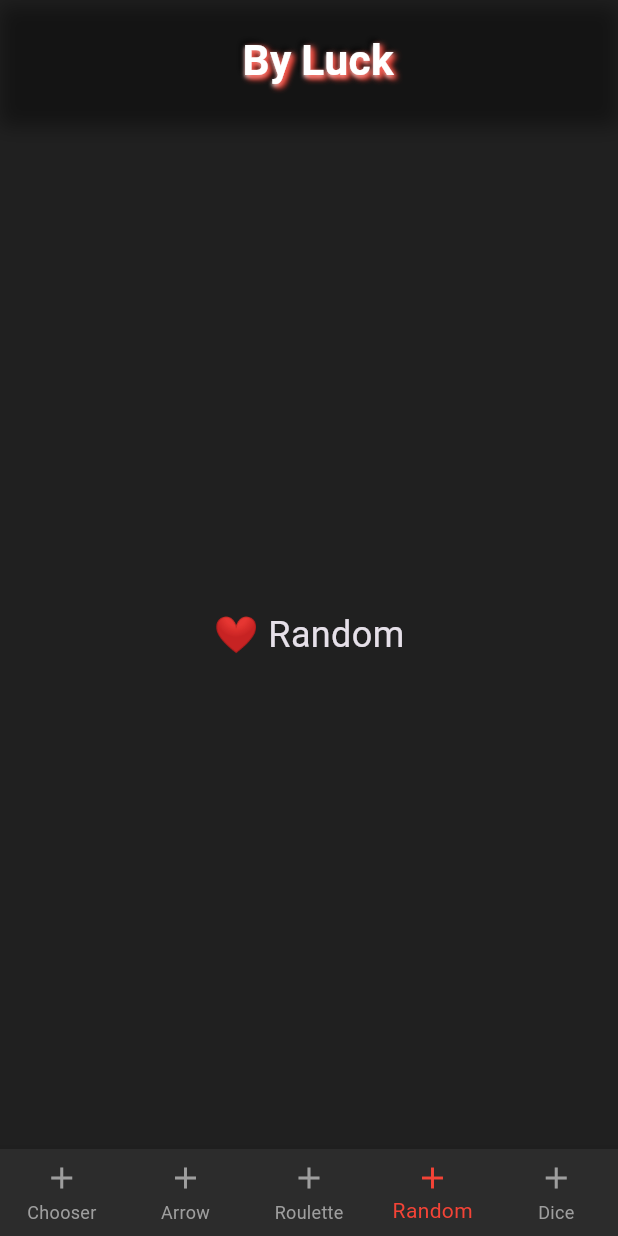
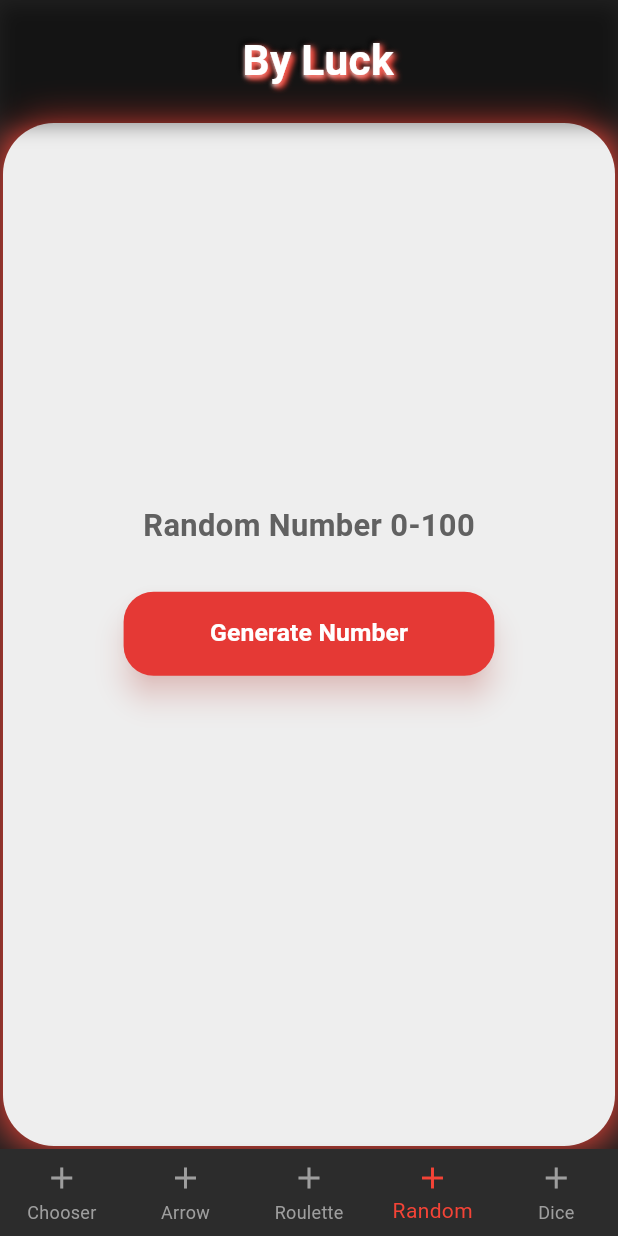
Before and after one commit to essammetwally1/byluck, a Flutter app: the screen it shows after launch, item 4 of the bottom bar chosen, on a phone screen of 412 x 824 dp. Run offline on Flutter 3.47's test engine with Material 3 defaults, Android fonts, the phone set to English and light mode, and no system bars; our stand-ins replace flutter_fortune_wheel.

Commit message:
random item done

```diff
--- a/lib/compomants/random_item.dart
+++ b/lib/compomants/random_item.dart
@@ -1,12 +1,139 @@
+import 'dart:math';
 import 'package:flutter/material.dart';
+import 'package:flutter/services.dart';
 
-class RandomItem extends StatelessWidget {
+class RandomItem extends StatefulWidget {
   const RandomItem({super.key});
 
   @override
+  State<RandomItem> createState() => _RandomItemState();
+}
+
+class _RandomItemState extends State<RandomItem> {
+  int _randomNumber = 0;
+  bool _isGenerating = false;
+  double _progressValue = 0.0;
+  final Random _random = Random();
+
+  Future<void> _generateRandomNumber() async {
+    setState(() {
+      _isGenerating = true;
+      _progressValue = 0.0;
+      _randomNumber = 0;
+    });
+
+    const totalDuration = Duration(seconds: 1);
+    const interval = Duration(milliseconds: 50);
+    final steps = totalDuration.inMilliseconds ~/ interval.inMilliseconds;
+    final increment = 1.0 / steps;
+
+    for (int i = 0; i < steps; i++) {
+      await Future.delayed(interval);
+      setState(() => _progressValue = (i + 1) * increment);
+    }
+
+    setState(() {
+      _randomNumber = _random.nextInt(101);
+      _isGenerating = false;
+    });
+    HapticFeedback.lightImpact();
+  }
+
+  @override
   Widget build(BuildContext context) {
-    return const Center(
-      child: Text('❤️ Random', style: TextStyle(fontSize: 24)),
+    final size = MediaQuery.of(context).size;
+    final isPortrait = size.height > size.width;
+
+    return Scaffold(
+      body: Container(
+        margin: const EdgeInsets.all(2),
+        decoration: BoxDecoration(
+          borderRadius: BorderRadius.circular(34),
+          color: Colors.grey[200],
+          boxShadow: [
+            BoxShadow(color: Colors.red, blurRadius: 20, spreadRadius: 2),
+          ],
+        ),
+        child: Center(
+          child: Column(
+            mainAxisAlignment: MainAxisAlignment.center,
+            children: [
+              Text(
+                'Random Number 0-100',
+                style: TextStyle(
+                  fontSize: isPortrait ? size.width * 0.05 : size.height * 0.04,
+                  fontWeight: FontWeight.bold,
+                  color: Colors.grey[700],
+                ),
+              ),
+              const SizedBox(height: 30),
+              SizedBox(
+                width: size.width * 0.6,
+                child: ElevatedButton(
+                  onPressed: _isGenerating ? null : _generateRandomNumber,
+                  style: ElevatedButton.styleFrom(
+                    backgroundColor: Colors.red[600],
+                    foregroundColor: Colors.white,
+                    padding: const EdgeInsets.symmetric(vertical: 16),
+                    shape: RoundedRectangleBorder(
+                      borderRadius: BorderRadius.circular(20),
+                    ),
+                    elevation: 8,
+                    shadowColor: Colors.red.withOpacity(0.4),
+                  ),
+                  child: Text(
+                    'Generate Number',
+                    style: TextStyle(
+                      fontSize:
+                          isPortrait ? size.width * 0.04 : size.height * 0.03,
+                      fontWeight: FontWeight.bold,
+                    ),
+                  ),
+                ),
+              ),
+              const SizedBox(height: 30),
+              if (_isGenerating)
+                SizedBox(
+                  width: size.width * 0.6,
+                  child: ClipRRect(
+                    borderRadius: BorderRadius.circular(10),
+                    child: LinearProgressIndicator(
+                      value: _progressValue,
+                      backgroundColor: Colors.grey[400],
+                      valueColor: AlwaysStoppedAnimation(Colors.red[400]!),
+                      minHeight: 10,
+                    ),
+                  ),
+                ),
+              const SizedBox(height: 30),
+              AnimatedSwitcher(
+                duration: const Duration(milliseconds: 300),
+                child:
+                    _randomNumber > 0 || _isGenerating
+                        ? Text(
+                          _randomNumber > 0 ? '$_randomNumber' : '...',
+                          key: ValueKey(_randomNumber),
+                          style: TextStyle(
+                            fontSize:
+                                isPortrait
+                                    ? size.width * 0.2
+                                    : size.height * 0.15,
+                            fontWeight: FontWeight.bold,
+                            color: Colors.red[700],
+                            shadows: [
+                              Shadow(
+                                blurRadius: 10,
+                                color: Colors.red.withOpacity(0.3),
+                              ),
+                            ],
+                          ),
+                        )
+                        : const SizedBox(),
+              ),
+            ],
+          ),
+        ),
+      ),
     );
   }
 }
```
